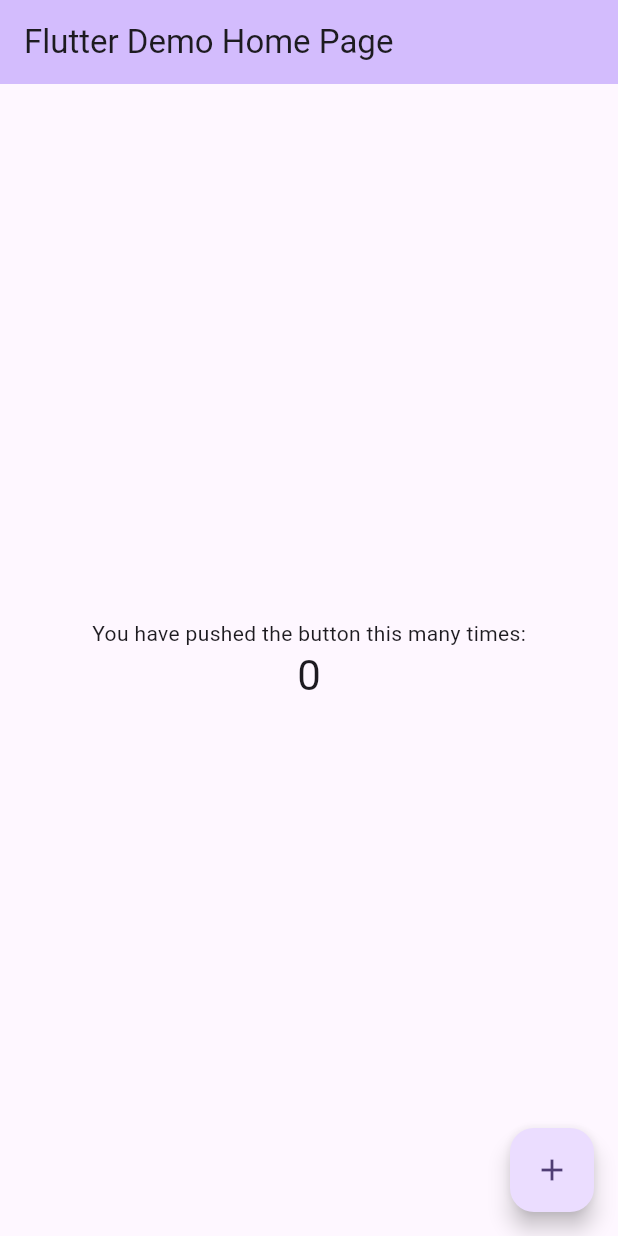
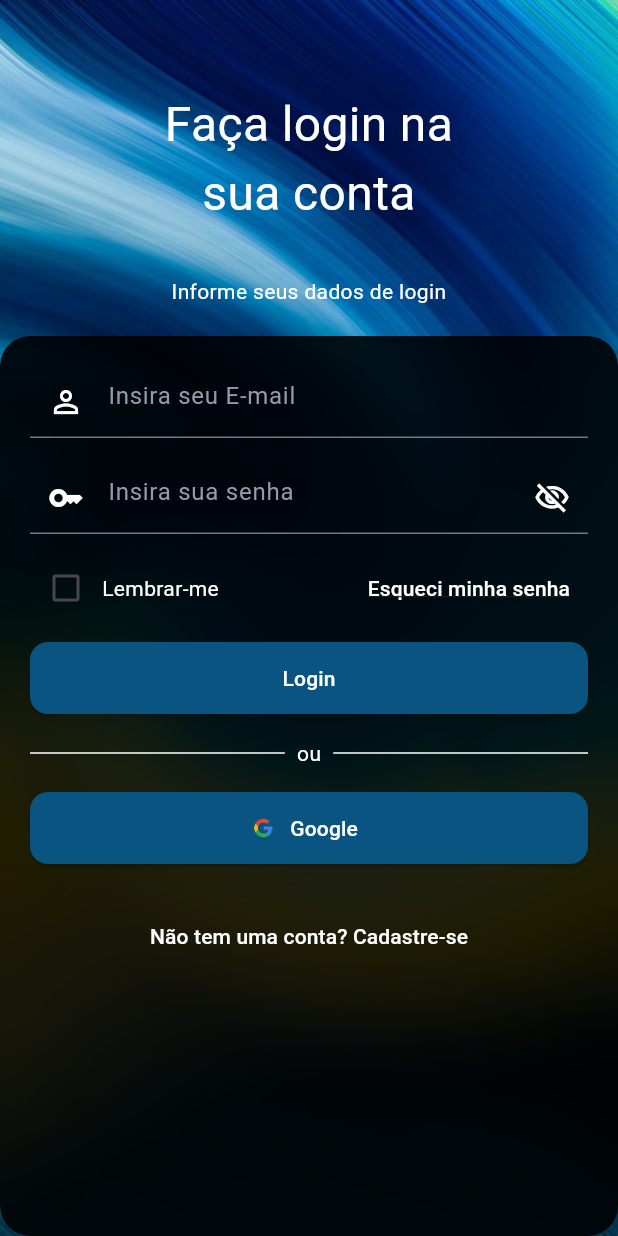
Before and after one commit to deividvieiraz/eurohive, a Flutter app: the screen it shows after launch, on a phone screen of 412 x 824 dp. Run offline on Flutter 3.47's test engine with Material 3 defaults, Android fonts, the phone set to English and light mode, and no system bars; our stand-ins replace google_fonts.

Commit message:
implementing login screen

```diff
--- /dev/null
+++ b/lib/core/constants/app_assets.dart
@@ -0,0 +1,7 @@
+class AppAssets {
+  // Images
+  static const loginBackground = 'assets/images/login_background.jpeg';
+  static const googleLogo = 'assets/images/google_logo.png';
+
+  // Icons
+}
--- /dev/null
+++ b/lib/core/constants/app_colors.dart
@@ -0,0 +1,14 @@
+import 'dart:ui';
+
+class AppColors {
+  static const blue = Color(0xFF0A5481);
+  static const darkBlue = Color(0xFF090A36);
+  static const lightBlue = Color(0xFF4486A8);
+  static const yellow = Color(0xFFFFF200);
+  static const lightOrange = Color(0xFFF7C644);
+  static const darkOrange = Color(0xFFF4AA45);
+  static const white = Color(0xFFFFFFFF);
+  static const lightGray = Color(0xFFE0E2E1);
+  static const darkGray = Color(0xFF959BA5);
+  static const black = Color(0xFF191B23);
+}
--- /dev/null
+++ b/lib/core/constants/app_texts.dart
@@ -0,0 +1,15 @@
+class AppTexts {
+  // Login Screen
+  static const loginYourAccount = 'Faça login na\nsua conta';
+  static const provideYourData = 'Informe seus dados de login';
+  static const provideEmail = 'Insira seu E-mail';
+  static const providePassword = 'Insira sua senha';
+  static const rememberMe = 'Lembrar-me';
+  static const forgotPassword = 'Esqueci minha senha';
+  static const login = 'Login';
+  static const or = 'ou';
+  static const google = 'Google';
+  static const dontHaveAccount = 'Não tem uma conta? ';
+  static const register = 'Cadastre-se';
+
+}
--- /dev/null
+++ b/lib/core/theme/app_theme.dart
@@ -0,0 +1,27 @@
+import 'package:eurohive/core/constants/app_colors.dart';
+import 'package:flutter/material.dart';
+import 'package:google_fonts/google_fonts.dart';
+
+class AppTheme {
+  static ThemeData get lightTheme {
+    return ThemeData(
+      primaryColor: AppColors.lightBlue,
+      scaffoldBackgroundColor: AppColors.white,
+      appBarTheme: AppBarTheme(
+        backgroundColor: AppColors.lightBlue,
+        foregroundColor: AppColors.white,
+        elevation: 0,
+      ),
+      textTheme: GoogleFonts.doppioOneTextTheme(),
+      elevatedButtonTheme: ElevatedButtonThemeData(
+        style: ElevatedButton.styleFrom(
+          backgroundColor: AppColors.lightBlue,
+          foregroundColor: Colors.white,
+          shape: RoundedRectangleBorder(
+            borderRadius: BorderRadius.circular(12),
+          ),
+        ),
+      ),
+    );
+  }
+}
--- a/lib/main.dart
+++ b/lib/main.dart
@@ -1,122 +1,30 @@
+import 'package:eurohive/core/theme/app_theme.dart';
+import 'package:eurohive/routes/app_routes.dart';
 import 'package:flutter/material.dart';
 
 void main() {
-  runApp(const MyApp());
+  runApp(const EuroHive());
 }
 
-class MyApp extends StatelessWidget {
-  const MyApp({super.key});
+class EuroHive extends StatefulWidget {
+  const EuroHive({super.key});
 
-  // This widget is the root of your application.
+  @override
+  State<EuroHive> createState() => _EuroHiveState();
+}
+
+class _EuroHiveState extends State<EuroHive> {
   @override
   Widget build(BuildContext context) {
     return MaterialApp(
-      title: 'Flutter Demo',
-      theme: ThemeData(
-        // This is the theme of your application.
-        //
-        // TRY THIS: Try running your application with "flutter run". You'll see
-        // the application has a purple toolbar. Then, without quitting the app,
-        // try changing the seedColor in the colorScheme below to Colors.green
-        // and then invoke "hot reload" (save your changes or press the "hot
-        // reload" button in a Flutter-supported IDE, or press "r" if you used
-        // the command line to start the app).
-        //
-        // Notice that the counter didn't reset back to zero; the application
-        // state is not lost during the reload. To reset the state, use hot
-        // restart instead.
-        //
-        // This works for code too, not just values: Most code changes can be
-        // tested with just a hot reload.
-        colorScheme: ColorScheme.fromSeed(seedColor: Colors.deepPurple),
-      ),
-      home: const MyHomePage(title: 'Flutter Demo Home Page'),
+      title: 'ABC Math',
+      debugShowCheckedModeBanner: false,
+      theme: AppTheme.lightTheme,
+      initialRoute: AppRoutes.login,
+      onGenerateRoute: AppRoutes.generateRoute,
+      builder: (context, child) {
+        return child ?? const SizedBox.shrink();
+      },
     );
   }
 }
-
-class MyHomePage extends StatefulWidget {
-  const MyHomePage({super.key, required this.title});
-
-  // This widget is the home page of your application. It is stateful, meaning
-  // that it has a State object (defined below) that contains fields that affect
-  // how it looks.
-
-  // This class is the configuration for the state. It holds the values (in this
-  // case the title) provided by the parent (in this case the App widget) and
-  // used by the build method of the State. Fields in a Widget subclass are
-  // always marked "final".
-
-  final String title;
-
-  @override
-  State<MyHomePage> createState() => _MyHomePageState();
-}
-
-class _MyHomePageState extends State<MyHomePage> {
-  int _counter = 0;
-
-  void _incrementCounter() {
-    setState(() {
-      // This call to setState tells the Flutter framework that something has
-      // changed in this State, which causes it to rerun the build method below
-      // so that the display can reflect the updated values. If we changed
-      // _counter without calling setState(), then the build method would not be
-      // called again, and so nothing would appear to happen.
-      _counter++;
-    });
-  }
-
-  @override
-  Widget build(BuildContext context) {
-    // This method is rerun every time setState is called, for instance as done
-    // by the _incrementCounter method above.
-    //
-    // The Flutter framework has been optimized to make rerunning build methods
-    // fast, so that you can just rebuild anything that needs updating rather
-    // than having to individually change instances of widgets.
-    return Scaffold(
-      appBar: AppBar(
-        // TRY THIS: Try changing the color here to a specific color (to
-        // Colors.amber, perhaps?) and trigger a hot reload to see the AppBar
-        // change color while the other colors stay the same.
-        backgroundColor: Theme.of(context).colorScheme.inversePrimary,
-        // Here we take the value from the MyHomePage object that was created by
-        // the App.build method, and use it to set our appbar title.
-        title: Text(widget.title),
-      ),
-      body: Center(
-        // Center is a layout widget. It takes a single child and positions it
-        // in the middle of the parent.
-        child: Column(
-          // Column is also a layout widget. It takes a list of children and
-          // arranges them vertically. By default, it sizes itself to fit its
-          // children horizontally, and tries to be as tall as its parent.
-          //
-          // Column has various properties to control how it sizes itself and
-          // how it positions its children. Here we use mainAxisAlignment to
-          // center the children vertically; the main axis here is the vertical
-          // axis because Columns are vertical (the cross axis would be
-          // horizontal).
-          //
-          // TRY THIS: Invoke "debug painting" (choose the "Toggle Debug Paint"
-          // action in the IDE, or press "p" in the console), to see the
-          // wireframe for each widget.
-          mainAxisAlignment: MainAxisAlignment.center,
-          children: <Widget>[
-            const Text('You have pushed the button this many times:'),
-            Text(
-              '$_counter',
-              style: Theme.of(context).textTheme.headlineMedium,
-            ),
-          ],
-        ),
-      ),
-      floatingActionButton: FloatingActionButton(
-        onPressed: _incrementCounter,
-        tooltip: 'Increment',
-        child: const Icon(Icons.add),
-      ), // This trailing comma makes auto-formatting nicer for build methods.
-    );
-  }
-}
--- /dev/null
+++ b/lib/routes/app_routes.dart
@@ -0,0 +1,19 @@
+import 'package:eurohive/screens/login_screen.dart';
+import 'package:flutter/material.dart';
+
+class AppRoutes {
+  static const login = '/login';
+
+  static Route<dynamic> generateRoute(RouteSettings settings) {
+    switch (settings.name) {
+      case login:
+        return MaterialPageRoute(builder: (_) => const LoginScreen());
+      default:
+        return MaterialPageRoute(
+          builder: (_) => const Scaffold(
+            body: Center(child: Text('Route not found')),
+          ),
+        );
+    }
+  }
+}
--- /dev/null
+++ b/lib/screens/login_screen.dart
@@ -0,0 +1,218 @@
+import 'dart:ui';
+
+import 'package:eurohive/core/constants/app_assets.dart';
+import 'package:eurohive/core/constants/app_colors.dart';
+import 'package:eurohive/core/constants/app_texts.dart';
+import 'package:flutter/material.dart';
+
+class LoginScreen extends StatefulWidget {
+  const LoginScreen({super.key});
+
+  @override
+  State<LoginScreen> createState() => _LoginScreenState();
+}
+
+class _LoginScreenState extends State<LoginScreen> {
+  bool obscurePassword = true;
+  bool rememberMe = false;
+
+  @override
+  Widget build(BuildContext context) {
+    return Scaffold(
+      body: Container(
+        decoration: const BoxDecoration(
+          image: DecorationImage(
+            image: AssetImage(AppAssets.loginBackground),
+            fit: BoxFit.fill,
+          ),
+        ),
+        child: SafeArea(
+          child: Column(
+            crossAxisAlignment: CrossAxisAlignment.stretch,
+            children: [
+              const SizedBox(height: 60),
+              const Text(
+                AppTexts.loginYourAccount,
+                style: TextStyle(fontSize: 32, color: AppColors.white),
+                textAlign: TextAlign.center,
+              ),
+              const SizedBox(height: 32),
+              const Text(
+                AppTexts.provideYourData,
+                style: TextStyle(color: AppColors.white),
+                textAlign: TextAlign.center,
+              ),
+              const SizedBox(height: 20),
+
+              Expanded(
+                child: ClipRRect(
+                  borderRadius: BorderRadius.circular(20),
+                  child: BackdropFilter(
+                    filter: ImageFilter.blur(sigmaX: 10, sigmaY: 10),
+                    child: Container(
+                      padding: const EdgeInsets.all(20),
+                      decoration: BoxDecoration(
+                        color: Colors.black87,
+                        borderRadius: BorderRadius.circular(20),
+                      ),
+                      child: ListView(
+                        children: [
+                          TextField(
+                            decoration: const InputDecoration(
+                              hintText: AppTexts.provideEmail,
+                              hintStyle: TextStyle(color: AppColors.darkGray),
+                              prefixIcon: Icon(
+                                Icons.person_outline,
+                                color: AppColors.white,
+                              ),
+                            ),
+                            style: const TextStyle(color: AppColors.white),
+                          ),
+                          const SizedBox(height: 16),
+
+                          TextField(
+                            obscureText: obscurePassword,
+                            decoration: InputDecoration(
+                              hintText: AppTexts.providePassword,
+                              hintStyle: TextStyle(color: AppColors.darkGray),
+                              prefixIcon: const Icon(
+                                Icons.key,
+                                color: AppColors.white,
+                              ),
+                              suffixIcon: IconButton(
+                                icon: Icon(
+                                  obscurePassword
+                                      ? Icons.visibility_off_outlined
+                                      : Icons.visibility_outlined,
+                                  color: AppColors.white,
+                                ),
+                                onPressed: () {
+                                  setState(
+                                    () => obscurePassword = !obscurePassword,
+                                  );
+                                },
+                              ),
+                            ),
+                            style: const TextStyle(color: AppColors.white),
+                          ),
+                          const SizedBox(height: 12),
+
+                          Row(
+                            mainAxisAlignment: MainAxisAlignment.spaceBetween,
+                            children: [
+                              Row(
+                                children: [
+                                  Checkbox(
+                                    value: rememberMe,
+                                    onChanged: (value) {
+                                      setState(() => rememberMe = value!);
+                                    },
+                                    activeColor: AppColors.lightBlue,
+                                  ),
+                                  const Text(
+                                    AppTexts.rememberMe,
+                                    style: TextStyle(color: AppColors.white),
+                                  ),
+                                ],
+                              ),
+                              TextButton(
+                                onPressed: () {},
+                                child: const Text(
+                                  AppTexts.forgotPassword,
+                                  style: TextStyle(
+                                    color: AppColors.white,
+                                    decoration: TextDecoration.underline,
+                                  ),
+                                ),
+                              ),
+                            ],
+                          ),
+                          const SizedBox(height: 12),
+
+                          SizedBox(
+                            width: double.infinity,
+                            height: 48,
+                            child: ElevatedButton(
+                              onPressed: () {},
+                              style: ElevatedButton.styleFrom(
+                                backgroundColor: AppColors.blue,
+                                shape: RoundedRectangleBorder(
+                                  borderRadius: BorderRadius.circular(12),
+                                ),
+                              ),
+                              child: const Text(
+                                AppTexts.login,
+                                style: TextStyle(color: AppColors.white),
+                              ),
+                            ),
+                          ),
+                          const SizedBox(height: 16),
+
+                          Row(
+                            children: const [
+                              Expanded(child: Divider(color: AppColors.white)),
+                              Padding(
+                                padding: EdgeInsets.symmetric(horizontal: 8),
+                                child: Text(
+                                  AppTexts.or,
+                                  style: TextStyle(color: AppColors.white),
+                                ),
+                              ),
+                              Expanded(child: Divider(color: AppColors.white)),
+                            ],
+                          ),
+                          const SizedBox(height: 16),
+
+                          SizedBox(
+                            width: double.infinity,
+                            height: 48,
+                            child: ElevatedButton.icon(
+                              onPressed: () {},
+                              icon: Image.asset(
+                                AppAssets.googleLogo,
+                                height: 20,
+                              ),
+                              label: const Text(
+                                AppTexts.google,
+                                style: TextStyle(color: AppColors.white),
+                              ),
+                              style: ElevatedButton.styleFrom(
+                                backgroundColor: AppColors.blue,
+                                shape: RoundedRectangleBorder(
+                                  borderRadius: BorderRadius.circular(12),
+                                ),
+                              ),
+                            ),
+                          ),
+                          const SizedBox(height: 24),
+
+                          Center(
+                            child: TextButton(
+                              onPressed: () {},
+                              child: const Text.rich(
+                                TextSpan(
+                                  text: AppTexts.dontHaveAccount,
+                                  style: TextStyle(color: AppColors.white),
+                                  children: [
+                                    TextSpan(
+                                      text: AppTexts.register,
+                                      style: TextStyle(color: AppColors.white),
+                                    ),
+                                  ],
+                                ),
+                              ),
+                            ),
+                          ),
+                        ],
+                      ),
+                    ),
+                  ),
+                ),
+              ),
+            ],
+          ),
+        ),
+      ),
+    );
+  }
+}
```
Also changed, not shown: pubspec.yaml (+4 -3 lines), assets/images/google_logo.png (added), assets/images/login_background.jpeg (added), pubspec.lock, 1 other file.
